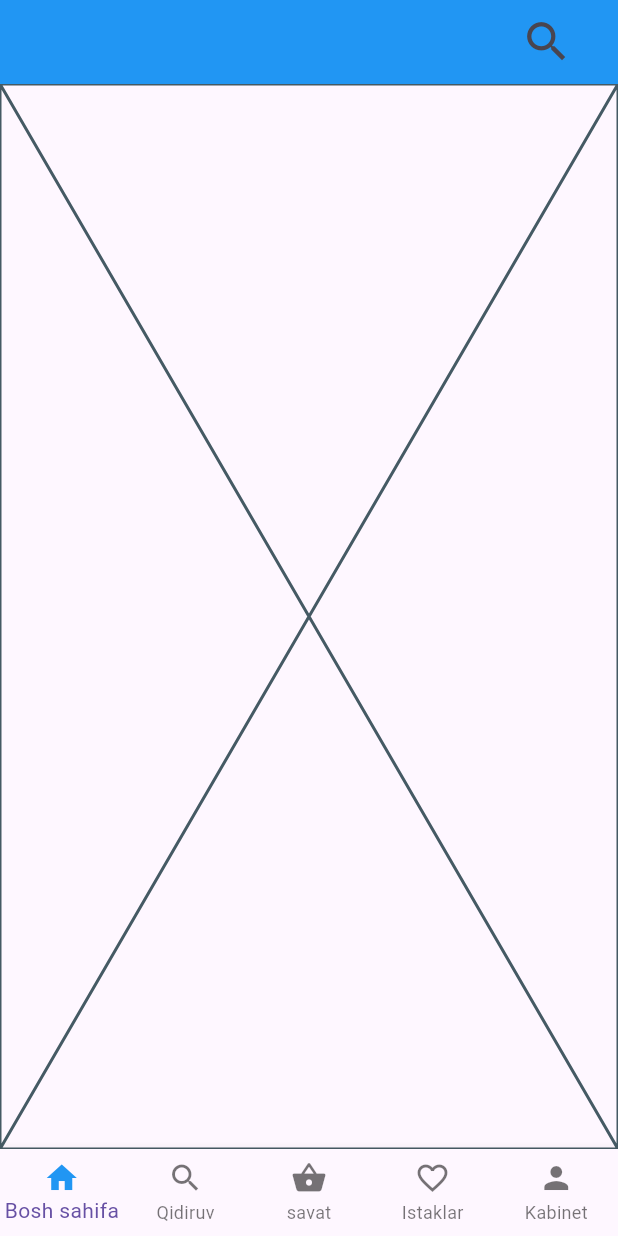
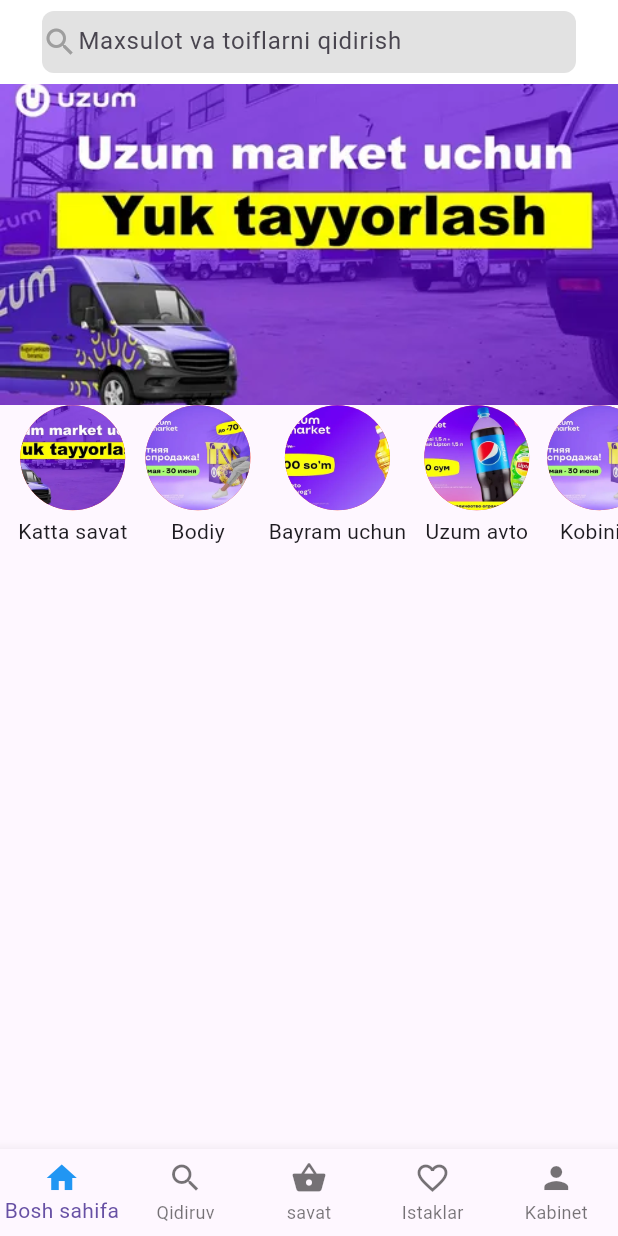
Before and after one commit to Mehrojgethub2003/uzum_market, a Flutter app: the screen it shows after launch, on a phone screen of 412 x 824 dp. Run offline on Flutter 3.47's test engine with Material 3 defaults, Android fonts, the phone set to English and light mode, and no system bars.

Commit message:
home page

```diff
--- /dev/null
+++ b/lib/components/medeaqurest/medea_qurest.dart
@@ -0,0 +1,7 @@
+import 'package:flutter/material.dart';
+num m_h(context){
+  return MediaQuery.of(context).size.height;
+}
+num m_w(context){
+  return MediaQuery.of(context).size.width;
+}
--- a/lib/home/tab/accaunt_page.dart
+++ b/lib/home/tab/accaunt_page.dart
@@ -1,4 +1,4 @@
-import 'package:flutter/widgets.dart';
+import 'package:flutter/material.dart';
 
 class AccauntPage extends StatefulWidget {
   const AccauntPage({super.key});
@@ -10,6 +10,10 @@ class AccauntPage extends StatefulWidget {
 class _MyWidgetState extends State<AccauntPage> {
   @override
   Widget build(BuildContext context) {
-    return const Placeholder();
+     return const Scaffold(
+      body: Center(
+        child: Text('5'),
+      ),
+    );
   }
 }
--- a/lib/home/tab/favs_page.dart
+++ b/lib/home/tab/favs_page.dart
@@ -1,4 +1,4 @@
-import 'package:flutter/widgets.dart';
+import 'package:flutter/material.dart';
 
 class  FavsPage extends StatefulWidget {
   const FavsPage({super.key});
@@ -10,6 +10,10 @@ class  FavsPage extends StatefulWidget {
 class _MyWidgetState extends State<FavsPage> {
   @override
   Widget build(BuildContext context) {
-    return const Placeholder();
+     return const Scaffold(
+      body: Center(
+        child: Text('4'),
+      ),
+    );
   }
 }
--- a/lib/home/tab/home_page.dart
+++ b/lib/home/tab/home_page.dart
@@ -1,4 +1,6 @@
-import 'package:flutter/widgets.dart';
+import 'package:flutter/material.dart';
+import 'package:online_shop/components/app_image.dart';
+import 'package:online_shop/components/medeaqurest/medea_qurest.dart';
 
 class HomePage extends StatefulWidget {
   const HomePage({super.key});
@@ -10,6 +12,126 @@ class HomePage extends StatefulWidget {
 class _MyWidgetState extends State<HomePage> {
   @override
   Widget build(BuildContext context) {
-    return const Placeholder();
+    return Scaffold(
+      appBar: AppBar(
+        backgroundColor: Colors.white,
+        elevation: 0,
+        title: Container(
+          margin: const EdgeInsets.symmetric(horizontal: 12),
+          width: m_w(context) * 0.9,
+          height: m_w(context) * 0.1,
+          decoration: BoxDecoration(
+              borderRadius: BorderRadius.circular(8),
+              color: Colors.grey.withOpacity(0.3)),
+          child: Center(
+            child: Row(
+              children: [
+                const Center(
+                  child: Icon(
+                    Icons.search,
+                    color: Colors.grey,
+                  ),
+                ),
+                Container(
+                  width: 300,
+                  padding: const EdgeInsets.only(bottom: 5),
+                  child: const TextField(
+                    decoration: InputDecoration(
+                      hintText: "Maxsulot va toiflarni qidirish",
+                      border: InputBorder.none,
+                    ),
+                  ),
+                )
+              ],
+            ),
+          ),
+        ),
+      ),
+      body: Column(
+        children: [
+          SizedBox(
+            height: m_h(context) * 0.26,
+            child: PageView(
+              children: [
+                Column(
+                  children: [
+                    Expanded(flex: 9,
+                      child: Container(
+                        // title: const Text(data),
+                             width: double.infinity,
+                        decoration: const BoxDecoration(
+                          image: DecorationImage(image: AssetImage(AppImage.imgs1),fit: BoxFit.cover),
+                        ),
+                      ),
+                    ),
+                    // Expanded(
+                    //   flex: 1,
+                    //   child: Text(""),),
+
+                  ],
+                ),
+                  Container(
+                  height: m_h(context) * 0.5,
+                  width: double.infinity,
+                  decoration: const BoxDecoration(
+                    image: DecorationImage(image: AssetImage(AppImage.imgs2)),
+                  ),
+                ),
+
+                Container(
+                  height: m_h(context) * 0.5,
+                  width: double.infinity,
+                  decoration: const BoxDecoration(
+                    image: DecorationImage(image: AssetImage(AppImage.imgs3)),
+                  ),
+                ),
+                Container(
+                  height: m_h(context) * 0.5,
+                  width: double.infinity,
+                  decoration: const BoxDecoration(
+                    image: DecorationImage(image: AssetImage(AppImage.imgs4)),
+                  ),
+                ),
+              ],
+            ),
+          ),
+
+      SizedBox(
+        height: 200,
+
+        width: double.infinity,
+        child: ListView.separated(
+
+          itemCount: 7,
+        scrollDirection: Axis.horizontal,
+        padding: EdgeInsets.symmetric(horizontal: 12),
+        separatorBuilder: (context, index) {
+          return SizedBox(width: 12);
+        },
+          itemBuilder: (context, index){
+          return Column(
+            children: [
+
+              CircleAvatar(
+               radius: 35,
+                backgroundColor: Colors.red,
+               // backgroundImage: NetworkImage("https://picsum.photos/id/{index}/{width}/{height}"),
+                backgroundImage: AssetImage([AppImage.imgs1, AppImage.imgs2, AppImage.imgs3, AppImage.imgs4, AppImage.imgs2,AppImage.imgs2, AppImage.imgs3][index]),
+
+              ),
+              SizedBox(height: 4),
+              Text(["Katta savat","Bodiy","Bayram uchun","Uzum avto","Kobinint","Kridet","Nimadir"][index])
+            ],
+          );
+        },),
+      ),
+            ],
+      ),
+
+    );
+    //  bady:Column(
+
+    //  ),
+
   }
 }
--- a/lib/home/tab/main_page.dart
+++ b/lib/home/tab/main_page.dart
@@ -1,4 +1,5 @@
 import 'package:flutter/material.dart';
+import 'package:online_shop/components/medeaqurest/medea_qurest.dart';
 import 'package:online_shop/home/tab/accaunt_page.dart';
 import 'package:online_shop/home/tab/favs_page.dart';
 import 'package:online_shop/home/tab/home_page.dart';
@@ -17,25 +18,13 @@ class _MyWidgetState extends State<MainPage> {
   @override
   Widget build(BuildContext context) {
     List pages = [
-      HomePage(),
-      SorchPage(),
-      ShoppingPage(),
-      FavsPage(),
-      AccauntPage(),
+      const HomePage(),
+      const SorchPage(),
+      const ShoppingPage(),
+      const FavsPage(),
+      const AccauntPage(),
     ];
     return Scaffold(
-      appBar: AppBar(
-        backgroundColor: Colors.blue,
-        actions: [
-          Icon(
-            Icons.search,
-            size: 35,
-          ),
-          SizedBox(
-            width: 30,
-          )
-        ],
-      ),
       body: pages[currentPage],
       bottomNavigationBar: BottomNavigationBar(
         currentIndex: currentPage,
@@ -45,7 +34,7 @@ class _MyWidgetState extends State<MainPage> {
           });
         },
         type: BottomNavigationBarType.fixed,
-          items: [
+        items: const [
           BottomNavigationBarItem(
               activeIcon: Icon(
                 Icons.home,
@@ -80,8 +69,10 @@ class _MyWidgetState extends State<MainPage> {
               color: Colors.blue,
             ),
             icon: Icon(Icons.person),
-                label: "Kabinet"),
-          ]),
+            label: "Kabinet",
+          ),
+        ],
+      ),
     );
   }
 }
--- a/lib/home/tab/shopping_page.dart
+++ b/lib/home/tab/shopping_page.dart
@@ -1,3 +1,4 @@
+import 'package:flutter/material.dart';
 import 'package:flutter/widgets.dart';
 
 class ShoppingPage extends StatefulWidget {
@@ -10,6 +11,10 @@ class ShoppingPage extends StatefulWidget {
 class _MyWidgetState extends State<ShoppingPage> {
   @override
   Widget build(BuildContext context) {
-    return const Placeholder();
+     return const Scaffold(
+      body: Center(
+        child: Text('3'),
+      ),
+    );
   }
 }
--- a/lib/home/tab/sorch_page.dart
+++ b/lib/home/tab/sorch_page.dart
@@ -1,3 +1,4 @@
+import 'package:flutter/material.dart';
 import 'package:flutter/widgets.dart';
 
 class SorchPage extends StatefulWidget {
@@ -10,6 +11,10 @@ class SorchPage extends StatefulWidget {
 class _MyWidgetState extends State<SorchPage> {
   @override
   Widget build(BuildContext context) {
-    return const Placeholder();
+    return const Scaffold(
+      body: Center(
+        child: Text('2'),
+      ),
+    );
   }
 }
```
Lines whose indentation alone changed are shown as unchanged.
